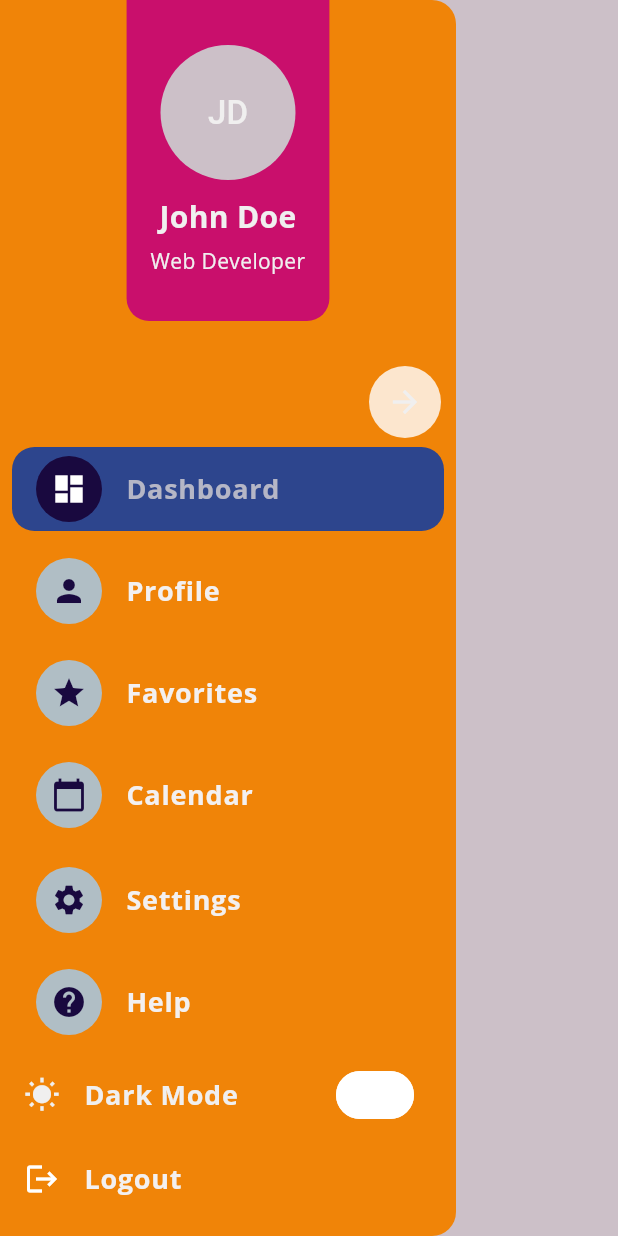
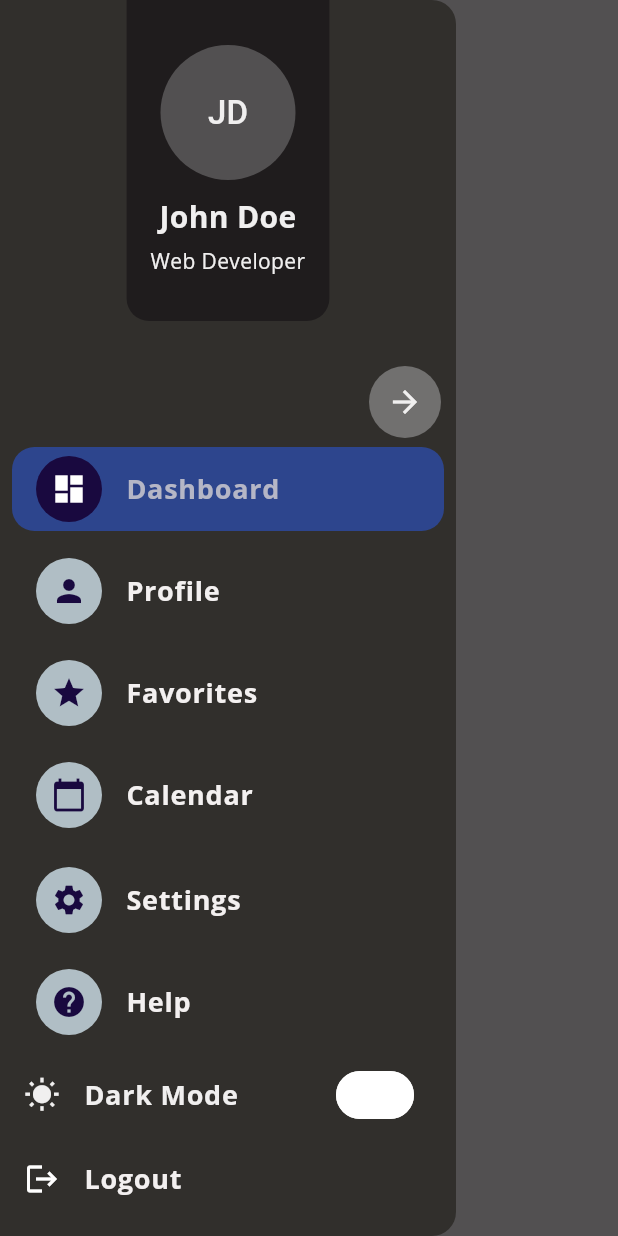
Before and after one commit to Abdirahmannor/task_manager_app, a Flutter app: the SidebarDrawer widget shown alone on an empty page, opened directly with empty values, on a phone screen of 412 x 824 dp. Run offline on Flutter 3.47's test engine with Material 3 defaults, Android fonts, the light colour scheme and no system bars; our stand-ins replace google_fonts, hive, hive_flutter, shared_preferences, sqflite, table_calendar; missing offline and left inert: bitsdojo_window, window_manager; accounts and stored records are empty.

Commit message:
V 3.6 Updated sidebar icon backgrounds and hover effects.

```diff
--- a/lib/theme/app_theme.dart
+++ b/lib/theme/app_theme.dart
@@ -9,17 +9,18 @@ class AppTheme {
       Color.fromARGB(255, 27, 17, 85); // Accent Color
 
   // Light Mode Colors
-  static const Color backgroundColor = Color(0Xffccc0c8); // Light Background
+  static const Color backgroundColor =
+      Color.fromARGB(255, 82, 80, 81); // Light Background
   static const Color lightSidebarBackgroundColor =
-      Color.fromARGB(255, 240, 132, 8); // light Mode Sidebar Background
+      Color.fromARGB(255, 49, 47, 44); // light Mode Sidebar Background
   static const Color sidebarBackgroundColor =
       Color.fromARGB(255, 19, 168, 81); // Light Mode Sidebar Background
-  static const Color lightsidebarProfileBackgroundColor = Color.fromARGB(
-      255, 201, 15, 108); // Light Mode Profile section background
+  static const Color lightsidebarProfileBackgroundColor =
+      Color.fromARGB(255, 31, 28, 29); // Light Mode Profile section background
   static const Color sidebarSelectedColor =
       Color.fromARGB(255, 45, 69, 141); // Light Mode Active tab color (green)
   static const Color lightsidebarIconColor =
-      Colors.white; // Light Mode Icon color
+      Color.fromARGB(255, 129, 128, 128); // Light Mode Icon color
   static const Color sidebarInactiveIconColor =
       Color(0xFFB0BEC5); // Light Mode Inactive icon color
   static const Color sidebarTextColor =
--- a/lib/ui/widgets/sidebar_drawer.dart
+++ b/lib/ui/widgets/sidebar_drawer.dart
@@ -30,7 +30,7 @@ class _SidebarDrawerState extends State<SidebarDrawer> {
   @override
   Widget build(BuildContext context) {
     final themeManager = Provider.of<ThemeManager>(context);
-    var isDarkMode = Theme.of(context).brightness == Brightness.dark;
+    final isDarkMode = Theme.of(context).brightness == Brightness.dark;
 
     return Drawer(
       backgroundColor: isDarkMode
@@ -64,7 +64,8 @@ class _SidebarDrawerState extends State<SidebarDrawer> {
                       color: isDarkMode
                           ? AppTheme.darkTextColor
                           : AppTheme.textColor,
-                        fontSize: 22),
+                      fontSize: 22,
+                    ),
                   ),
                 ),
                 const SizedBox(height: 10),
@@ -76,7 +77,8 @@ class _SidebarDrawerState extends State<SidebarDrawer> {
                         ? AppTheme.darkTextColor
                         : AppTheme.textColor,
                     fontSize: 20,
-                      fontWeight: FontWeight.bold),
+                    fontWeight: FontWeight.bold,
+                  ),
                 ),
                 const SizedBox(height: 5),
                 Text(
@@ -86,12 +88,15 @@ class _SidebarDrawerState extends State<SidebarDrawer> {
                     color: isDarkMode
                         ? AppTheme.darkTextColor
                         : AppTheme.textColor,
-                      fontSize: 14),
+                    fontSize: 14,
+                  ),
                 ),
               ],
             ),
           ),
           const SizedBox(height: 20), // Space after the profile section
+
+          // Arrow Button - Positioning in the right corner
           Container(
             alignment: Alignment.topRight, // Align to the top right
             margin: const EdgeInsets.only(
@@ -103,20 +108,19 @@ class _SidebarDrawerState extends State<SidebarDrawer> {
                   : AppTheme.lightsidebarIconColor
                       .withOpacity(0.8), // Background color
               child: IconButton(
-                icon: Icon(Icons.arrow_forward,
-                    color: isDarkMode
-                        ? AppTheme.darkTextColor
-                        : AppTheme.textColor),
+                icon: Icon(
+                  Icons.arrow_forward,
+                  color:
+                      isDarkMode ? AppTheme.darkTextColor : AppTheme.textColor,
+                ),
                 onPressed: () {
                   // Action for the arrow button
-                  // You can implement functionality here, like collapsing the sidebar
+                  // Implement functionality here, like collapsing the sidebar
                 },
                 padding: const EdgeInsets.all(12), // Adjust padding as needed
               ),
             ),
           ),
-
-          // Arrow Button - Positioning in the right corner
 
           // Scrollable Navigation Section
           Expanded(
@@ -177,13 +181,15 @@ class _SidebarDrawerState extends State<SidebarDrawer> {
                     isDarkMode ? Icons.nightlight_round : Icons.wb_sunny,
                     color: isDarkMode
                         ? AppTheme.darkTextColor
-                          : AppTheme.textColor),
+                        : AppTheme.textColor,
+                  ),
                   title: Text(
                     'Dark Mode',
                     style: AppTheme.sidebarTextStyle.copyWith(
                       color: isDarkMode
                           ? AppTheme.darkTextColor
-                            : AppTheme.textColor),
+                          : AppTheme.textColor,
+                    ),
                   ),
                   trailing: Switch(
                     value: isDarkMode,
```
Also changed, not shown: lib/ui/screens/home_screen.dart (+7 -5 lines). Lines whose indentation alone changed are shown as unchanged.
